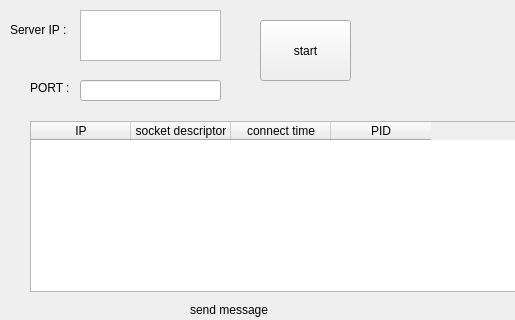
The window that ThreadSocketServer/mainwindow.ui (lsh9672/Qt_tcp_socket) describes before a commit, drawn with Qt 5; both pictures show x 0 to 515 and y 0 to 320 of the 948 by 732 pixel window.
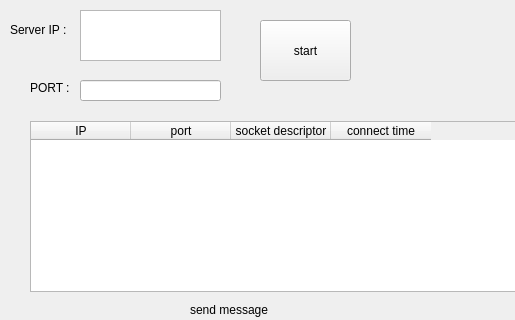
The same window after the commit.

Diff of the .ui file:
```diff
--- a/ThreadSocketServer/mainwindow.ui
+++ b/ThreadSocketServer/mainwindow.ui
@@ -159,6 +159,11 @@
       <string>IP</string>
      </property>
     </column>
+    <column>
+     <property name="text">
+      <string>port</string>
+     </property>
+    </column>
     <column>
      <property name="text">
       <string>socket descriptor</string>
@@ -169,11 +174,6 @@
       <string>connect time</string>
      </property>
     </column>
-    <column>
-     <property name="text">
-      <string>PID</string>
-     </property>
-    </column>
    </widget>
    <widget class="QTextBrowser" name="textBrowser_server_ip">
     <property name="geometry">
```
